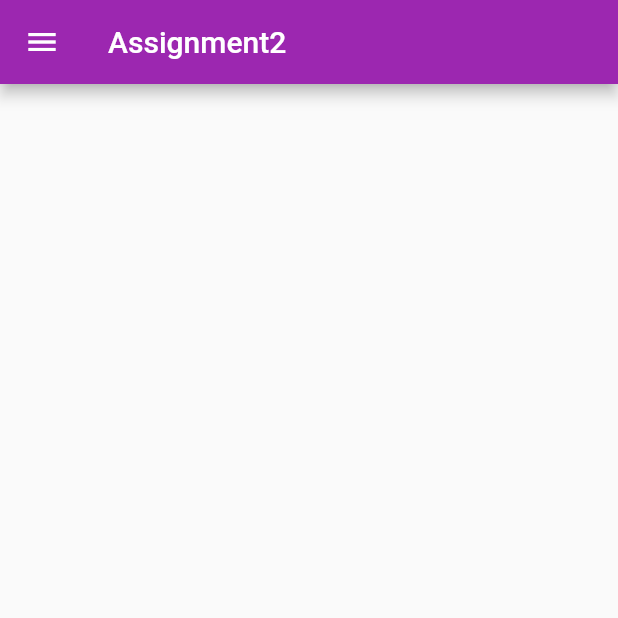
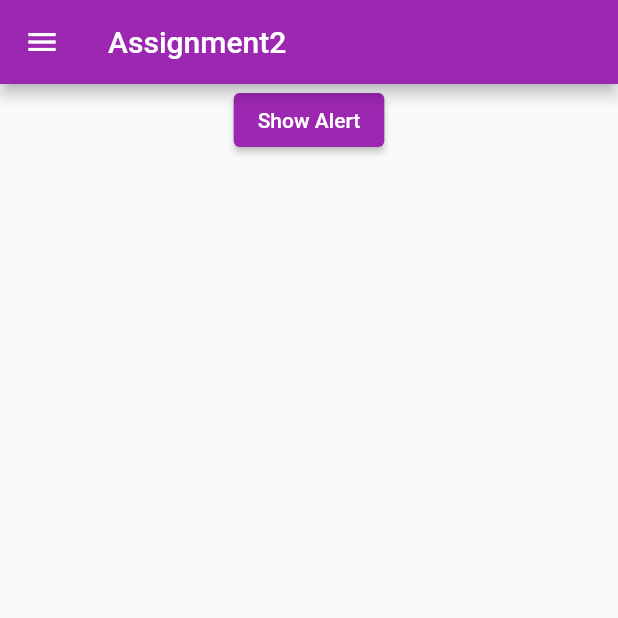
Before and after one commit to kazishamim71/ostad_assignment2, a Flutter app: the screen it shows after launch, on a phone screen of 412 x 824 dp, the top half of it. Run offline on Flutter 3.47's test engine with Material 2 defaults, Android fonts, the phone set to English and light mode, and no system bars.

Commit message:
added elevated button

```diff
--- a/lib/main.dart
+++ b/lib/main.dart
@@ -29,6 +29,17 @@ class MyHome extends StatelessWidget {
         title: Text('Assignment2'),
       ),
       drawer: Drawer(),
+      body: Center(
+        child: Column(
+          children: [
+            Container(
+              child: ElevatedButton(
+                onPressed: () {  },
+                child: Text('Show Alert'),),
+            )
+          ],
+        ),
+      ),
     );
   }
 }
```
